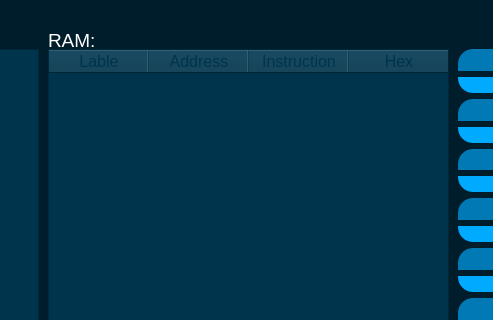
Qt form mainwindow.ui (mahdi2561/Master_Code_2022) before a commit; both pictures show x 262 to 755 and y 0 to 320 of the 900 by 876 pixel window.
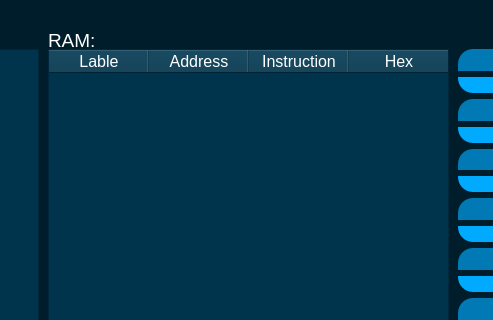
The same form after that commit. Icons and pictures are not drawn.

```diff
--- a/mainwindow.ui
+++ b/mainwindow.ui
@@ -62,7 +62,7 @@
     </property>
     <property name="styleSheet">
      <string notr="true">background-color: rgb(0, 51, 76);
-color: rgb(0, 51, 76);</string>
+color: rgb(255, 255, 255);</string>
     </property>
     <property name="horizontalScrollBarPolicy">
      <enum>Qt::ScrollBarAlwaysOff</enum>
```
Left out of the diff: 3 changed lines with no effect on the pictures.
